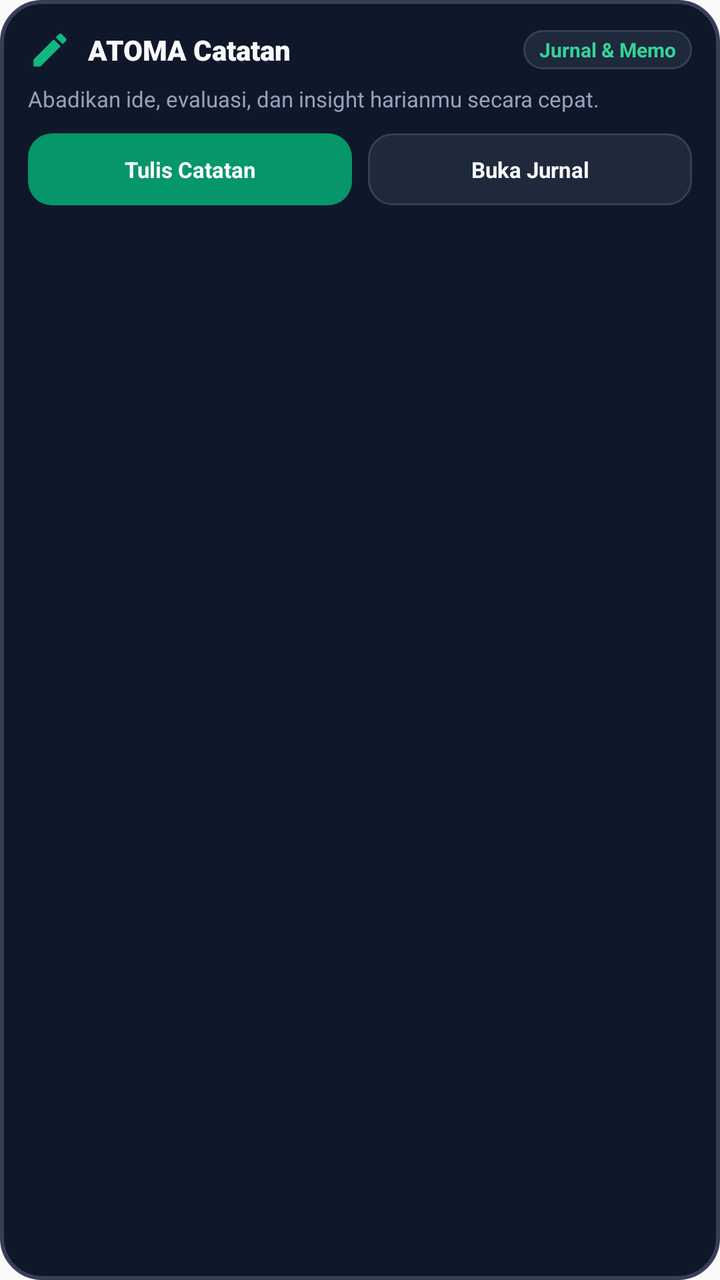
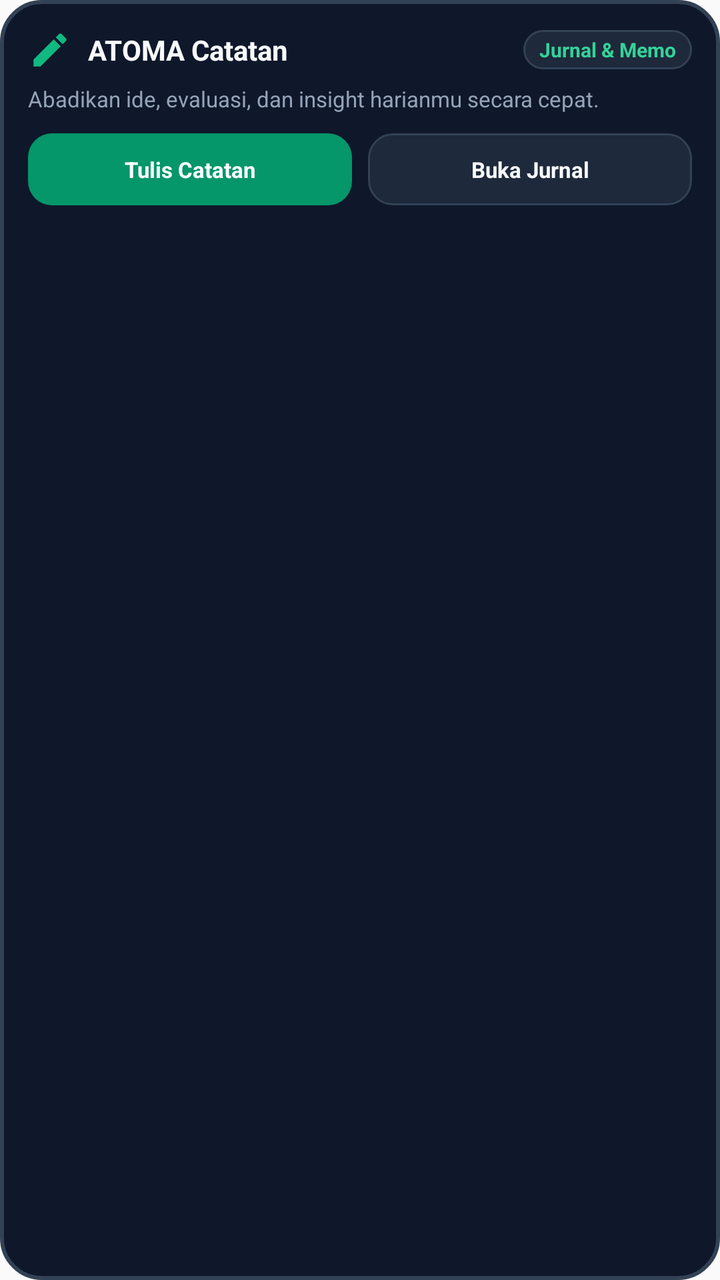

Two renders of the same Android screen: before a commit and after it. Below are the layout's source before the change and the commit's diff.
<!-- AndroidManifest.xml: application theme AppTheme -->
<!-- res/layout/widget_notes.xml -->
<?xml version="1.0" encoding="utf-8"?>
<LinearLayout xmlns:android="http://schemas.android.com/apk/res/android"
    android:id="@+id/widget_notes_root"
    android:layout_width="match_parent"
    android:layout_height="match_parent"
    android:background="@drawable/widget_bg_card"
    android:orientation="vertical"
    android:padding="14dp">

    
    <LinearLayout
        android:layout_width="match_parent"
        android:layout_height="wrap_content"
        android:gravity="center_vertical"
        android:orientation="horizontal">

        <ImageView
            android:layout_width="22dp"
            android:layout_height="22dp"
            android:contentDescription="@string/app_name"
            android:src="@drawable/ic_widget_note" />

        <TextView
            android:layout_width="0dp"
            android:layout_height="wrap_content"
            android:layout_marginStart="8dp"
            android:layout_weight="1"
            android:fontFamily="sans-serif-black"
            android:text="ATOMA Catatan"
            android:textColor="@color/widget_text_primary"
            android:textSize="14sp"
            android:textStyle="bold" />

        <TextView
            android:layout_width="wrap_content"
            android:layout_height="wrap_content"
            android:background="@drawable/widget_btn_surface"
            android:paddingStart="8dp"
            android:paddingTop="3dp"
            android:paddingEnd="8dp"
            android:paddingBottom="3dp"
            android:text="@string/widget_notes_status"
            android:textColor="#34D399"
            android:textSize="10sp"
            android:textStyle="bold" />
    </LinearLayout>

    
    <TextView
        android:layout_width="match_parent"
        android:layout_height="wrap_content"
        android:layout_marginTop="6dp"
        android:ellipsize="end"
        android:maxLines="1"
        android:text="@string/widget_notes_sub"
        android:textColor="@color/widget_text_secondary"
        android:textSize="11sp" />

    
    <LinearLayout
        android:layout_width="match_parent"
        android:layout_height="wrap_content"
        android:layout_marginTop="10dp"
        android:gravity="center_vertical"
        android:orientation="horizontal">

        
        <TextView
            android:id="@+id/btn_new_note"
            android:layout_width="0dp"
            android:layout_height="36dp"
            android:layout_weight="1"
            android:layout_marginEnd="8dp"
            android:background="@drawable/widget_btn_emerald"
            android:gravity="center"
            android:text="@string/widget_btn_new_note"
            android:textColor="#FFFFFF"
            android:textSize="11sp"
            android:textStyle="bold" />

        
        <TextView
            android:id="@+id/btn_open_journal"
            android:layout_width="0dp"
            android:layout_height="36dp"
            android:layout_weight="1"
            android:background="@drawable/widget_btn_surface"
            android:gravity="center"
            android:text="@string/widget_btn_open_journal"
            android:textColor="@color/widget_text_primary"
            android:textSize="11sp"
            android:textStyle="bold" />
    </LinearLayout>
</LinearLayout>
<!-- resources referenced by this layout -->
<resources>
  <color name="widget_text_primary">#F8FAFC</color>
  <color name="widget_text_secondary">#94A3B8</color>
  <!-- drawable ic_widget_note (drawable) -->
  <vector xmlns:android="http://schemas.android.com/apk/res/android"
      android:width="24dp"
      android:height="24dp"
      android:viewportWidth="24"
      android:viewportHeight="24">
      <path
          android:fillColor="#10B981"
          android:pathData="M3,17.25V21h3.75L17.81,9.94l-3.75,-3.75L3,17.25zM20.71,7.04c0.39,-0.39 0.39,-1.02 0,-1.41l-2.34,-2.34c-0.39,-0.39 -1.02,-0.39 -1.41,0l-1.83,1.83 3.75,3.75 1.83,-1.83z"/>
  </vector>
  <!-- drawable widget_bg_card (drawable) -->
  <?xml version="1.0" encoding="utf-8"?>
  <shape xmlns:android="http://schemas.android.com/apk/res/android"
      android:shape="rectangle">
      <solid android:color="@color/widget_dark_bg" />
      <stroke
          android:width="2dp"
          android:color="@color/widget_card_border" />
      <corners android:radius="20dp" />
  </shape>
  <!-- drawable widget_btn_emerald (drawable) -->
  <?xml version="1.0" encoding="utf-8"?>
  <shape xmlns:android="http://schemas.android.com/apk/res/android"
      android:shape="rectangle">
      <solid android:color="@color/widget_emerald" />
      <corners android:radius="12dp" />
  </shape>
  <!-- drawable widget_btn_surface (drawable) -->
  <?xml version="1.0" encoding="utf-8"?>
  <shape xmlns:android="http://schemas.android.com/apk/res/android"
      android:shape="rectangle">
      <solid android:color="@color/widget_card_surface" />
      <stroke
          android:width="1dp"
          android:color="@color/widget_card_border" />
      <corners android:radius="12dp" />
  </shape>
  <string name="app_name">ATOMA</string>
  <string name="widget_btn_new_note">Tulis Catatan</string>
  <string name="widget_btn_open_journal">Buka Jurnal</string>
  <string name="widget_notes_status">Jurnal &amp; Memo</string>
  <string name="widget_notes_sub">Abadikan ide, evaluasi, dan insight harianmu secara cepat.</string>
  <style name="AppTheme" parent="Theme.AppCompat.Light.DarkActionBar">
          
          <item name="colorPrimary">@color/colorPrimary</item>
          <item name="colorPrimaryDark">@color/colorPrimaryDark</item>
          <item name="colorAccent">@color/colorAccent</item>
      </style>
  <color name="widget_dark_bg">#0F172A</color>
  <color name="widget_card_border">#334155</color>
  <color name="widget_emerald">#059669</color>
  <color name="widget_card_surface">#1E293B</color>
  <color name="colorPrimary">#4F46E5</color>
  <color name="colorPrimaryDark">#3730A3</color>
  <color name="colorAccent">#06B6D4</color>
</resources>

<!-- the commit's change to res/layout/widget_notes.xml (unified diff, before → after) -->
@@ -25,7 +25,6 @@
             android:layout_height="wrap_content"
             android:layout_marginStart="8dp"
             android:layout_weight="1"
-            android:fontFamily="sans-serif-black"
             android:text="ATOMA Catatan"
             android:textColor="@color/widget_text_primary"
             android:textSize="14sp"
